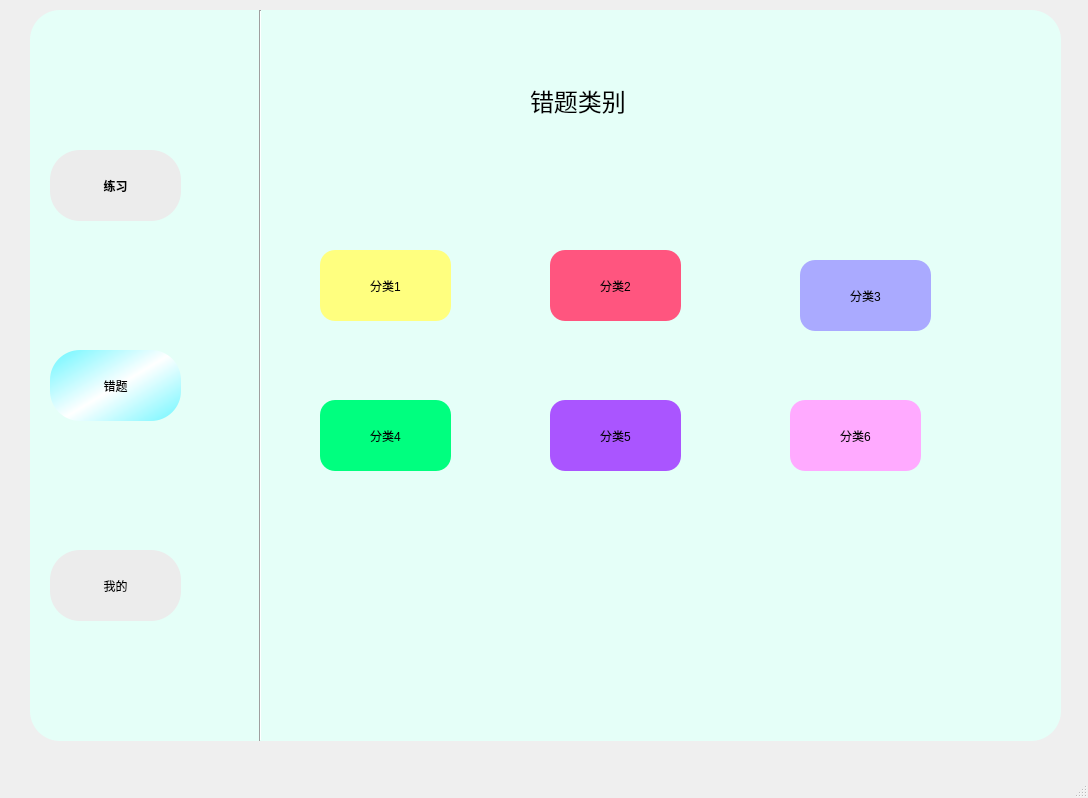
Before: the Qt Designer form UI设计_初步/错题UI1.ui in EdmitSpera/Postgraduate-question-system, drawn with Qt 5.
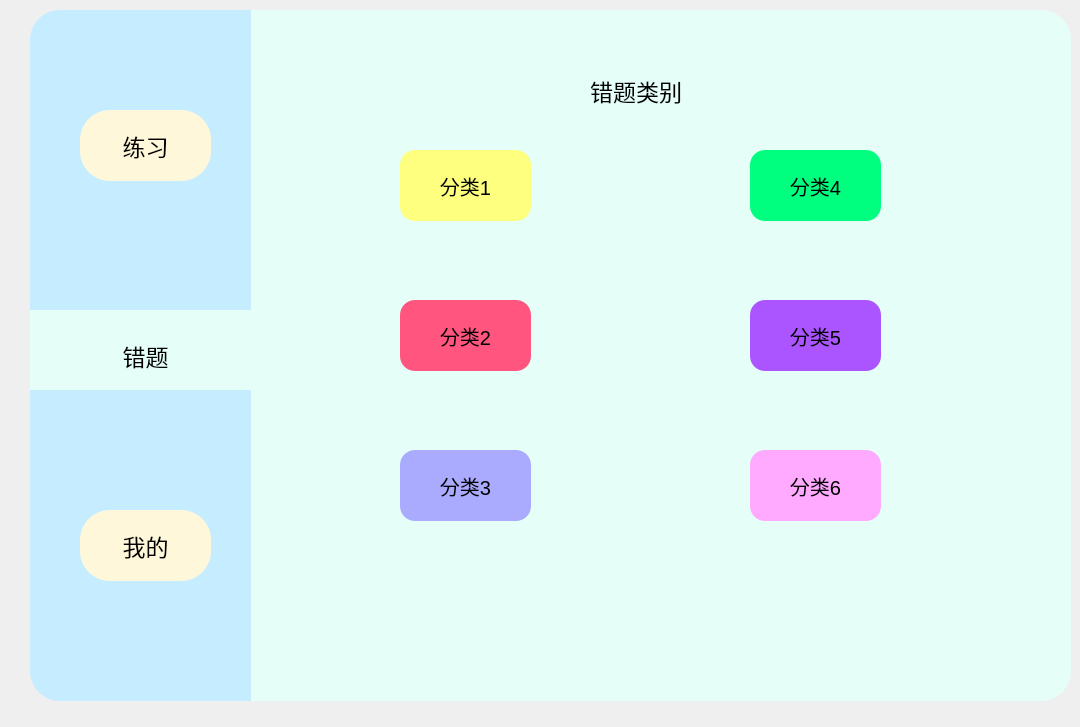
After: the same form once the commit is applied. Icons and pictures are not drawn.

Patch:
```diff
--- a/UI设计_初步/错题UI1.ui
+++ b/UI设计_初步/错题UI1.ui
@@ -9,8 +9,8 @@
    <rect>
     <x>0</x>
     <y>0</y>
-    <width>1088</width>
-    <height>798</height>
+    <width>1080</width>
+    <height>727</height>
    </rect>
   </property>
   <property name="sizePolicy">
@@ -19,134 +19,29 @@
     <verstretch>0</verstretch>
    </sizepolicy>
   </property>
+  <property name="mouseTracking">
+   <bool>true</bool>
+  </property>
   <property name="focusPolicy">
    <enum>Qt::NoFocus</enum>
   </property>
+  <property name="acceptDrops">
+   <bool>false</bool>
+  </property>
   <property name="windowTitle">
    <string>MainWindow</string>
   </property>
+  <property name="tabShape">
+   <enum>QTabWidget::Rounded</enum>
+  </property>
   <widget class="QWidget" name="centralwidget">
-   <widget class="QPushButton" name="Bt_exercise">
-    <property name="geometry">
-     <rect>
-      <x>50</x>
-      <y>150</y>
-      <width>131</width>
-      <height>71</height>
-     </rect>
-    </property>
-    <property name="font">
-     <font>
-      <weight>75</weight>
-      <bold>true</bold>
-     </font>
-    </property>
-    <property name="styleSheet">
-     <string notr="true">QPushButton{
-	background-color: rgb(236, 236, 236);
-	color: rgb(0, 0, 0);
-	border-radius:30px
-
-}
-QPushButton:pressed{
-	padding-left:5px;
-	padding-top:5px;
-}</string>
-    </property>
-    <property name="text">
-     <string>练习</string>
-    </property>
-   </widget>
-   <widget class="QPushButton" name="Bt_wrong">
-    <property name="geometry">
-     <rect>
-      <x>50</x>
-      <y>350</y>
-      <width>131</width>
-      <height>71</height>
-     </rect>
-    </property>
-    <property name="font">
-     <font>
-      <underline>false</underline>
-      <strikeout>false</strikeout>
-     </font>
-    </property>
-    <property name="styleSheet">
-     <string notr="true">QPushButton{
-	background-color: qlineargradient(spread:reflect, x1:0, y1:0, x2:0.535, y2:0.482955, stop:0 rgba(107, 246, 255, 255), stop:1 rgba(255, 255, 255, 255));
-	border-radius:30px
-}
-QPushButton:pressed{
-	padding-left:5px;
-	padding-top:5px;
-}</string>
-    </property>
-    <property name="text">
-     <string>错题</string>
-    </property>
-   </widget>
-   <widget class="QPushButton" name="Bt_mine">
-    <property name="geometry">
-     <rect>
-      <x>50</x>
-      <y>550</y>
-      <width>131</width>
-      <height>71</height>
-     </rect>
-    </property>
-    <property name="styleSheet">
-     <string notr="true">
-
-
-
-QPushButton{
-	background-color: rgb(236, 236, 236);
-	border-radius:30px
-
-}
-QPushButton:pressed{
-	padding-left:5px;
-	padding-top:5px;
-}</string>
-    </property>
-    <property name="text">
-     <string>我的</string>
-    </property>
-   </widget>
-   <widget class="QListView" name="whole_background">
-    <property name="geometry">
-     <rect>
-      <x>30</x>
-      <y>10</y>
-      <width>1031</width>
-      <height>731</height>
-     </rect>
-    </property>
-    <property name="font">
-     <font>
-      <family>Adobe 宋体 Std L</family>
-     </font>
-    </property>
-    <property name="contextMenuPolicy">
-     <enum>Qt::DefaultContextMenu</enum>
-    </property>
-    <property name="styleSheet">
-     <string notr="true">
-border-radius:30px;
-background-color: rgb(229, 255, 248);</string>
-    </property>
-    <property name="frameShadow">
-     <enum>QFrame::Sunken</enum>
-    </property>
-   </widget>
    <widget class="QLabel" name="label_2">
     <property name="geometry">
      <rect>
-      <x>530</x>
-      <y>60</y>
-      <width>131</width>
-      <height>81</height>
+      <x>260</x>
+      <y>20</y>
+      <width>791</width>
+      <height>671</height>
      </rect>
     </property>
     <property name="font">
@@ -163,18 +58,23 @@
      <string notr="true"/>
     </property>
     <property name="text">
-     <string>错题类别</string>
+     <string/>
     </property>
    </widget>
    <widget class="QPushButton" name="Bt_wrong1">
     <property name="geometry">
      <rect>
-      <x>320</x>
-      <y>250</y>
+      <x>400</x>
+      <y>150</y>
       <width>131</width>
       <height>71</height>
      </rect>
     </property>
+    <property name="font">
+     <font>
+      <pointsize>15</pointsize>
+     </font>
+    </property>
     <property name="styleSheet">
      <string notr="true">
 QPushButton{
@@ -194,19 +94,22 @@
    <widget class="QPushButton" name="Bt_wrong2">
     <property name="geometry">
      <rect>
-      <x>550</x>
-      <y>250</y>
+      <x>400</x>
+      <y>300</y>
       <width>131</width>
       <height>71</height>
      </rect>
     </property>
+    <property name="font">
+     <font>
+      <pointsize>15</pointsize>
+     </font>
+    </property>
     <property name="autoFillBackground">
      <bool>false</bool>
     </property>
     <property name="styleSheet">
-     <string notr="true">
-
-QPushButton{
+     <string notr="true">QPushButton{
 	background-color: rgb(255, 85, 127);
 	border-radius:15px
 
@@ -223,12 +126,17 @@
    <widget class="QPushButton" name="Bt_wrong3">
     <property name="geometry">
      <rect>
-      <x>800</x>
-      <y>260</y>
+      <x>400</x>
+      <y>450</y>
       <width>131</width>
       <height>71</height>
      </rect>
     </property>
+    <property name="font">
+     <font>
+      <pointsize>15</pointsize>
+     </font>
+    </property>
     <property name="styleSheet">
      <string notr="true">
 
@@ -250,12 +158,17 @@
    <widget class="QPushButton" name="Bt_wrong4">
     <property name="geometry">
      <rect>
-      <x>320</x>
-      <y>400</y>
+      <x>750</x>
+      <y>150</y>
       <width>131</width>
       <height>71</height>
      </rect>
     </property>
+    <property name="font">
+     <font>
+      <pointsize>15</pointsize>
+     </font>
+    </property>
     <property name="styleSheet">
      <string notr="true">
 QPushButton{
@@ -275,12 +188,17 @@
    <widget class="QPushButton" name="Bt_wrong5">
     <property name="geometry">
      <rect>
-      <x>550</x>
-      <y>400</y>
+      <x>750</x>
+      <y>300</y>
       <width>131</width>
       <height>71</height>
      </rect>
     </property>
+    <property name="font">
+     <font>
+      <pointsize>15</pointsize>
+     </font>
+    </property>
     <property name="styleSheet">
      <string notr="true">
 
@@ -301,12 +219,17 @@
    <widget class="QPushButton" name="Bt_wrong6">
     <property name="geometry">
      <rect>
-      <x>790</x>
-      <y>400</y>
+      <x>750</x>
+      <y>450</y>
       <width>131</width>
       <height>71</height>
      </rect>
     </property>
+    <property name="font">
+     <font>
+      <pointsize>15</pointsize>
+     </font>
+    </property>
     <property name="styleSheet">
      <string notr="true">
 
@@ -325,23 +248,10 @@
      <string>分类6</string>
     </property>
    </widget>
-   <widget class="Line" name="line">
-    <property name="geometry">
-     <rect>
-      <x>250</x>
-      <y>10</y>
-      <width>20</width>
-      <height>731</height>
-     </rect>
-    </property>
-    <property name="orientation">
-     <enum>Qt::Vertical</enum>
-    </property>
-   </widget>
    <widget class="QPushButton" name="Bt_mini">
     <property name="geometry">
      <rect>
-      <x>950</x>
+      <x>970</x>
       <y>20</y>
       <width>51</width>
       <height>51</height>
@@ -355,27 +265,203 @@
      <string/>
     </property>
    </widget>
-   <widget class="QPushButton" name="pushButton">
+   <widget class="QPushButton" name="Bt_exit">
     <property name="geometry">
      <rect>
-      <x>1010</x>
+      <x>1020</x>
       <y>30</y>
       <width>31</width>
       <height>31</height>
      </rect>
     </property>
     <property name="styleSheet">
-     <string notr="true">border:none;
-border-image: url(:/新前缀/关闭窗口.png);</string>
+     <string notr="true">QPushButton{
+	border:none;
+	border-image: url(:/新前缀/关闭窗口.png);
+}
+</string>
     </property>
     <property name="text">
      <string/>
     </property>
    </widget>
-   <zorder>whole_background</zorder>
-   <zorder>Bt_exercise</zorder>
-   <zorder>Bt_wrong</zorder>
-   <zorder>Bt_mine</zorder>
+   <widget class="QFrame" name="frame">
+    <property name="geometry">
+     <rect>
+      <x>30</x>
+      <y>10</y>
+      <width>221</width>
+      <height>691</height>
+     </rect>
+    </property>
+    <property name="styleSheet">
+     <string notr="true">QFrame{
+	background-color: rgb(198, 237, 255);
+	border-top-left-radius:30px;
+	border-bottom-left-radius:30px;
+}</string>
+    </property>
+    <property name="frameShape">
+     <enum>QFrame::StyledPanel</enum>
+    </property>
+    <property name="frameShadow">
+     <enum>QFrame::Raised</enum>
+    </property>
+    <widget class="QPushButton" name="Bt_exercise">
+     <property name="geometry">
+      <rect>
+       <x>50</x>
+       <y>100</y>
+       <width>131</width>
+       <height>71</height>
+      </rect>
+     </property>
+     <property name="font">
+      <font>
+       <pointsize>17</pointsize>
+       <weight>50</weight>
+       <bold>false</bold>
+      </font>
+     </property>
+     <property name="styleSheet">
+      <string notr="true">QPushButton{
+	background-color: rgb(255, 247, 217);
+	color: rgb(0, 0, 0);
+	border-radius:30px
+
+}
+QPushButton:pressed{
+	padding-left:5px;
+	padding-top:5px;
+}</string>
+     </property>
+     <property name="text">
+      <string>练习</string>
+     </property>
+    </widget>
+    <widget class="QPushButton" name="Bt_mine">
+     <property name="geometry">
+      <rect>
+       <x>50</x>
+       <y>500</y>
+       <width>131</width>
+       <height>71</height>
+      </rect>
+     </property>
+     <property name="font">
+      <font>
+       <pointsize>17</pointsize>
+      </font>
+     </property>
+     <property name="styleSheet">
+      <string notr="true">QPushButton{
+	background-color: rgb(255, 247, 217);
+	border-radius:30px
+
+}
+QPushButton:pressed{
+	padding-left:5px;
+	padding-top:5px;
+}</string>
+     </property>
+     <property name="text">
+      <string>我的</string>
+     </property>
+    </widget>
+    <widget class="QFrame" name="frame_2">
+     <property name="geometry">
+      <rect>
+       <x>0</x>
+       <y>300</y>
+       <width>221</width>
+       <height>80</height>
+      </rect>
+     </property>
+     <property name="styleSheet">
+      <string notr="true">background-color: rgb(229, 255, 248);
+border-radius:0px
+</string>
+     </property>
+     <property name="frameShape">
+      <enum>QFrame::StyledPanel</enum>
+     </property>
+     <property name="frameShadow">
+      <enum>QFrame::Raised</enum>
+     </property>
+     <widget class="QPushButton" name="Bt_wrong">
+      <property name="geometry">
+       <rect>
+        <x>50</x>
+        <y>10</y>
+        <width>131</width>
+        <height>71</height>
+       </rect>
+      </property>
+      <property name="font">
+       <font>
+        <pointsize>17</pointsize>
+        <underline>false</underline>
+        <strikeout>false</strikeout>
+       </font>
+      </property>
+      <property name="styleSheet">
+       <string notr="true">QPushButton{	
+background-color: rgb(229, 255, 248);
+	border-radius:30px
+}
+QPushButton:pressed{
+	padding-left:5px;
+	padding-top:5px;
+}</string>
+      </property>
+      <property name="text">
+       <string>错题</string>
+      </property>
+     </widget>
+    </widget>
+   </widget>
+   <widget class="QLabel" name="label_drag">
+    <property name="geometry">
+     <rect>
+      <x>250</x>
+      <y>10</y>
+      <width>821</width>
+      <height>691</height>
+     </rect>
+    </property>
+    <property name="styleSheet">
+     <string notr="true">QFrame{
+	background-color: rgb(229, 255, 248);
+	border-top-right-radius:30px;
+	border-bottom-right-radius:30px;
+}</string>
+    </property>
+    <property name="text">
+     <string/>
+    </property>
+   </widget>
+   <widget class="QLabel" name="label">
+    <property name="geometry">
+     <rect>
+      <x>590</x>
+      <y>60</y>
+      <width>121</width>
+      <height>61</height>
+     </rect>
+    </property>
+    <property name="font">
+     <font>
+      <pointsize>17</pointsize>
+     </font>
+    </property>
+    <property name="styleSheet">
+     <string notr="true"/>
+    </property>
+    <property name="text">
+     <string>错题类别</string>
+    </property>
+   </widget>
+   <zorder>label_drag</zorder>
    <zorder>label_2</zorder>
    <zorder>Bt_wrong1</zorder>
    <zorder>Bt_wrong2</zorder>
@@ -383,11 +469,11 @@
    <zorder>Bt_wrong4</zorder>
    <zorder>Bt_wrong5</zorder>
    <zorder>Bt_wrong6</zorder>
-   <zorder>line</zorder>
    <zorder>Bt_mini</zorder>
-   <zorder>pushButton</zorder>
+   <zorder>Bt_exit</zorder>
+   <zorder>frame</zorder>
+   <zorder>label</zorder>
   </widget>
-  <widget class="QStatusBar" name="statusbar"/>
  </widget>
  <resources>
   <include location="Icon/Resources.qrc"/>
```
Left out of the diff: 6 changed lines with no effect on the pictures.
